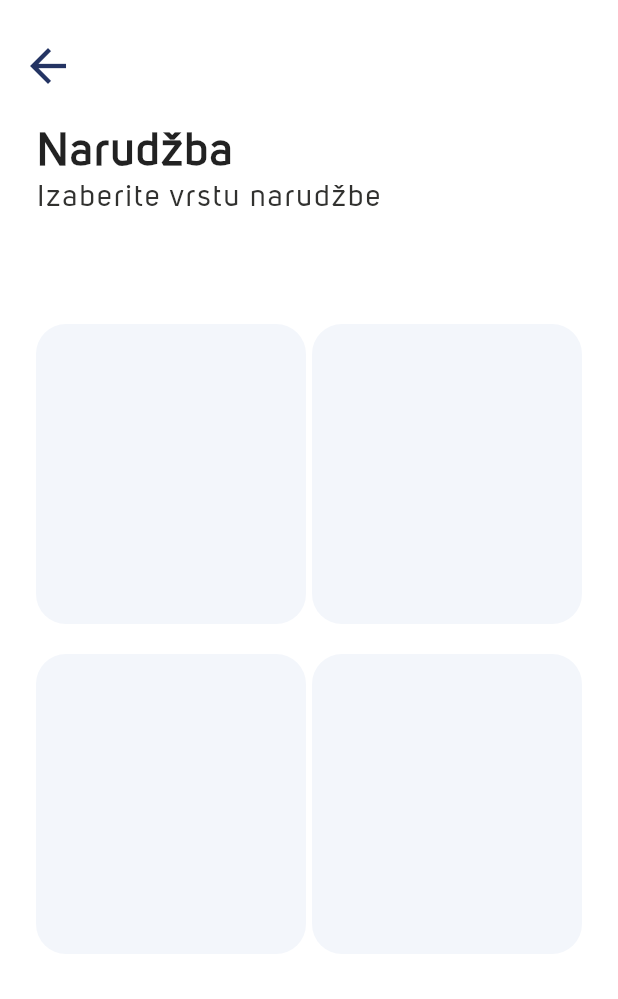
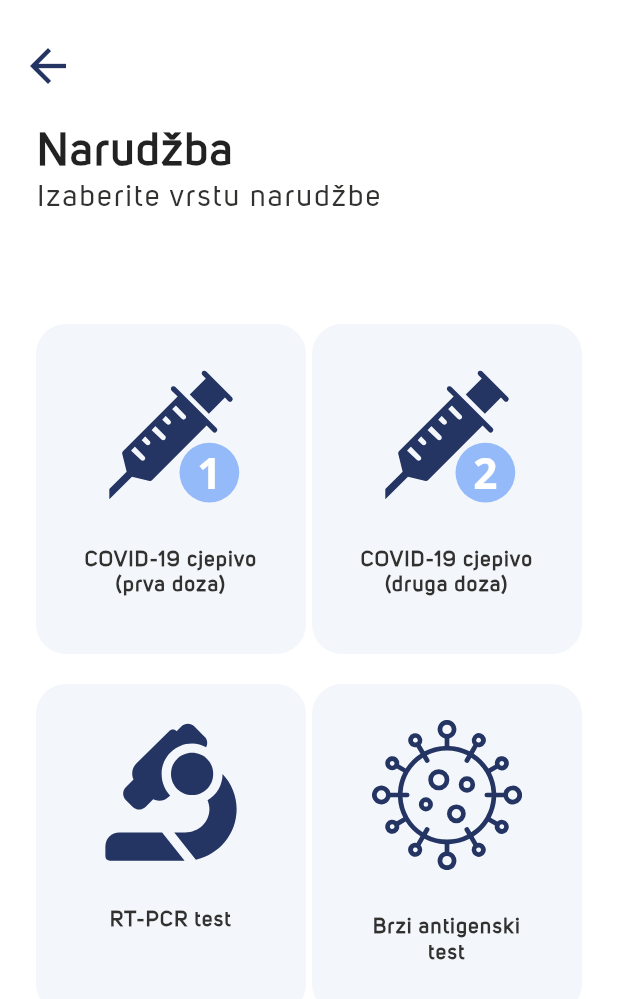
Before and after one commit to lkereceni/cijepise-flutter, a Flutter app: the AppointmentScreen screen opened directly, on a phone screen of 412 x 824 dp. Shown: the top 999 px of the screen. Run offline on Flutter 3.47's test engine with Material 2 defaults, Android fonts, the phone set to English and light mode, and no system bars; our stand-ins replace flutter_svg.

Commit message:
AppointmentScreen UI done

```diff
--- /dev/null
+++ b/lib/components/appointment_container.dart
@@ -0,0 +1,30 @@
+import 'package:flutter/material.dart';
+import 'package:cijepise/utilities/constants.dart';
+import 'package:cijepise/components/appointment_container_icon.dart';
+
+class AppointmentContainer extends StatelessWidget {
+  final EdgeInsets padding;
+  final String iconAsset;
+  final String label;
+
+  AppointmentContainer({@required this.padding, @required this.iconAsset, @required this.label});
+
+  @override
+  Widget build(BuildContext context) {
+    return Padding(
+      padding: padding,
+      child: Container(
+        height: 220.0,
+        width: 180.0,
+        decoration: BoxDecoration(
+          color: Color(kLightBlueColor),
+          borderRadius: BorderRadius.circular(20.0),
+        ),
+        child: AppointmentContainerIcon(
+          iconAsset: iconAsset,
+          label: label,
+        ),
+      ),
+    );
+  }
+}
--- /dev/null
+++ b/lib/components/appointment_container_icon.dart
@@ -0,0 +1,42 @@
+import 'package:flutter/material.dart';
+import 'package:cijepise/utilities/constants.dart';
+import 'package:flutter_svg/flutter_svg.dart';
+
+class AppointmentContainerIcon extends StatelessWidget {
+  final String iconAsset;
+  final String label;
+  final Color iconColor;
+
+  AppointmentContainerIcon({@required this.iconAsset, @required this.label, this.iconColor});
+
+  @override
+  Widget build(BuildContext context) {
+    return Padding(
+      padding: EdgeInsets.all(24.0),
+      child: Center(
+        child: Column(
+          crossAxisAlignment: CrossAxisAlignment.center,
+          children: [
+            SvgPicture.asset(
+              iconAsset,
+              height: 100.0,
+              width: 100.0,
+            ),
+            SizedBox(height: 25.0),
+            Text(
+              label,
+              textAlign: TextAlign.center,
+              style: TextStyle(
+                fontFamily: 'UniSans',
+                fontSize: 14.0,
+                fontWeight: FontWeight.w600,
+                letterSpacing: 1,
+                color: Color(kInputTextColor),
+              ),
+            ),
+          ],
+        ),
+      ),
+    );
+  }
+}
--- a/lib/screens/appointment_screen.dart
+++ b/lib/screens/appointment_screen.dart
@@ -1,5 +1,9 @@
 import 'package:cijepise/utilities/constants.dart';
 import 'package:flutter/material.dart';
+import 'package:flutter_svg/flutter_svg.dart';
+
+//Components
+import 'package:cijepise/components/appointment_container.dart';
 
 class AppointmentScreen extends StatefulWidget {
   @override
@@ -12,19 +16,6 @@ class _AppointmentScreenState extends State<AppointmentScreen> {
     return Container(
       child: Scaffold(
         backgroundColor: Colors.white,
-        /*appBar: AppBar(
-          leading: IconButton(
-            icon: Icon(
-              Icons.arrow_back,
-              color: Color(kDarkBlueColor),
-            ),
-            onPressed: () {
-              Navigator.of(context).pop();
-            },
-          ),
-          backgroundColor: Colors.white,
-          elevation: 0.0,
-        ),*/
         body: SafeArea(
           child: Padding(
             padding: EdgeInsets.all(16.0),
@@ -77,59 +68,69 @@ class _AppointmentScreenState extends State<AppointmentScreen> {
                 Positioned(
                   top: 200.0,
                   left: 0.0,
+                  child: AppointmentContainer(
+                    padding: EdgeInsets.only(left: 8.0),
+                    iconAsset: 'assets/icons/syringe_1.svg',
+                    label: 'COVID-19 cjepivo\n(prva doza)',
+                  ),
+                ),
+                Positioned(
+                  top: 200.0,
+                  right: 0.0,
+                  child: AppointmentContainer(
+                    padding: EdgeInsets.only(right: 8.0),
+                    iconAsset: 'assets/icons/syringe_2.svg',
+                    label: 'COVID-19 cjepivo\n(druga doza)',
+                  ),
+                ),
+                Positioned(
+                  top: 440.0,
+                  left: 0.0,
+                  child: AppointmentContainer(
+                    padding: EdgeInsets.only(left: 8.0),
+                    iconAsset: 'assets/icons/microscope.svg',
+                    label: 'RT-PCR test',
+                  ),
+                ),
+                Positioned(
+                  top: 440.0,
+                  right: 0.0,
                   child: Padding(
-                    padding: EdgeInsets.only(left: 8.0),
+                    padding: EdgeInsets.only(right: 8.0),
                     child: Container(
-                      height: 200.0,
+                      height: 220.0,
                       width: 180.0,
                       decoration: BoxDecoration(
                         color: Color(kLightBlueColor),
                         borderRadius: BorderRadius.circular(20.0),
                       ),
-                    ),
-                  ),
-                ),
-                Positioned(
-                  top: 200.0,
-                  right: 0.0,
-                  child: Padding(
-                    padding: EdgeInsets.only(right: 8.0),
-                    child: Container(
-                      height: 200.0,
-                      width: 180.0,
-                      decoration: BoxDecoration(
-                        color: Color(kLightBlueColor),
-                        borderRadius: BorderRadius.circular(20.0),
-                      ),
-                    ),
-                  ),
-                ),
-                Positioned(
-                  top: 420.0,
-                  left: 0.0,
-                  child: Padding(
-                    padding: EdgeInsets.only(left: 8.0),
-                    child: Container(
-                      height: 200.0,
-                      width: 180.0,
-                      decoration: BoxDecoration(
-                        color: Color(kLightBlueColor),
-                        borderRadius: BorderRadius.circular(20.0),
-                      ),
-                    ),
-                  ),
-                ),
-                Positioned(
-                  top: 420.0,
-                  right: 0.0,
-                  child: Padding(
-                    padding: EdgeInsets.only(right: 8.0),
-                    child: Container(
-                      height: 200.0,
-                      width: 180.0,
-                      decoration: BoxDecoration(
-                        color: Color(kLightBlueColor),
-                        borderRadius: BorderRadius.circular(20.0),
+                      child: Padding(
+                        padding: EdgeInsets.all(24.0),
+                        child: Center(
+                          child: Column(
+                            crossAxisAlignment: CrossAxisAlignment.center,
+                            children: [
+                              SvgPicture.asset(
+                                'assets/icons/coronavirus.svg',
+                                height: 100.0,
+                                width: 100.0,
+                                color: Color(kDarkBlueColor),
+                              ),
+                              SizedBox(height: 30.0),
+                              Text(
+                                'Brzi antigenski\ntest',
+                                textAlign: TextAlign.center,
+                                style: TextStyle(
+                                  fontFamily: 'UniSans',
+                                  fontSize: 14.0,
+                                  fontWeight: FontWeight.w600,
+                                  letterSpacing: 1,
+                                  color: Color(kInputTextColor),
+                                ),
+                              ),
+                            ],
+                          ),
+                        ),
                       ),
                     ),
                   ),
```
